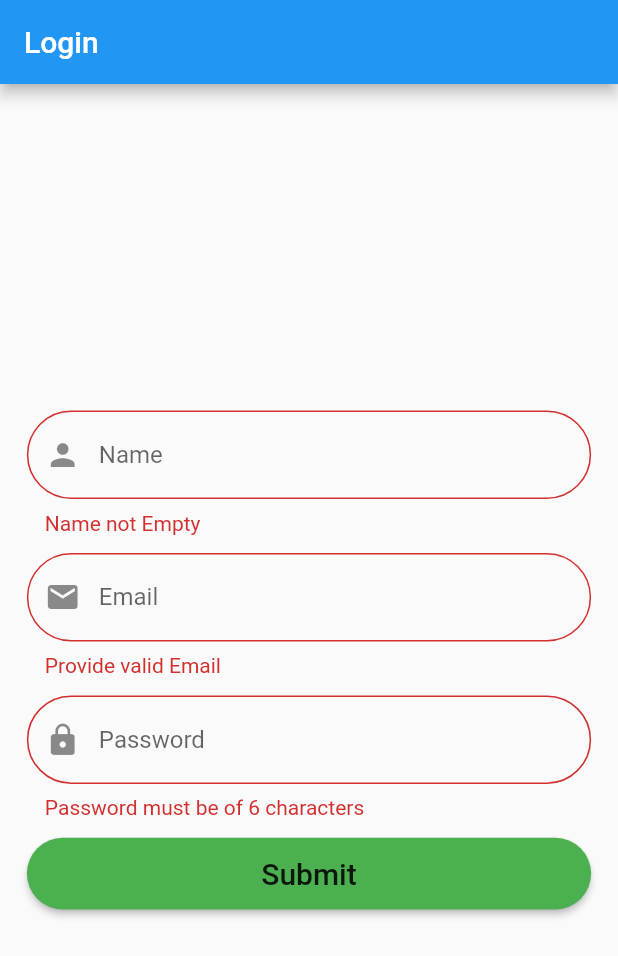
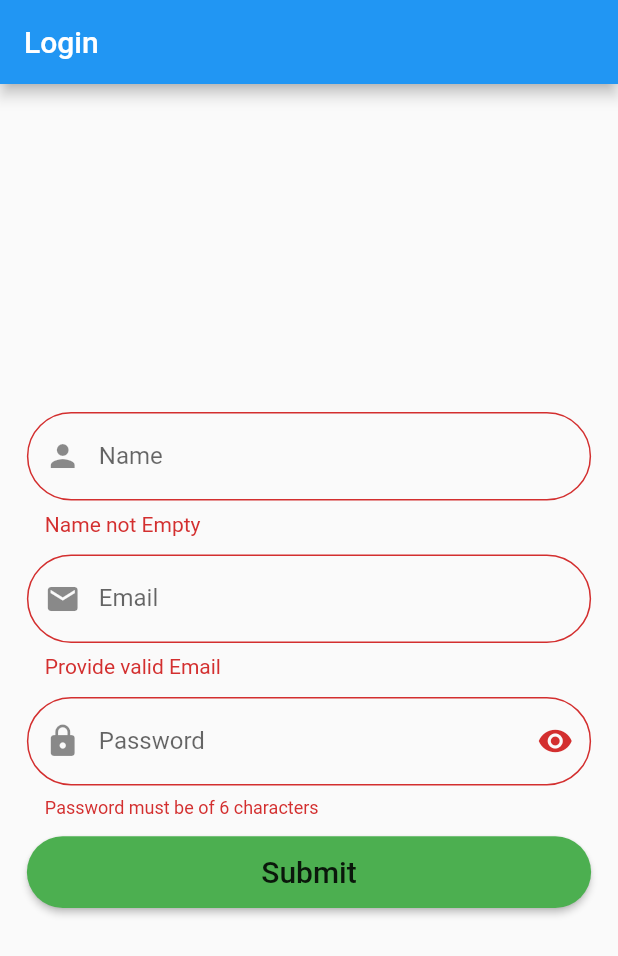
Before and after one commit to hakanpeksen/get_form, a Flutter app: the screen it shows after launch, after a tap on "Submit", on a phone screen of 412 x 824 dp. Shown: the top 956 px of the screen. Run offline on Flutter 3.47's test engine with Material 2 defaults, Android fonts, the phone set to English and light mode, and no system bars; our stand-ins replace flutter_screenutil, get, get_storage.

Commit message:
pasword_form ayrı component yapıldı, suffixIcon eklendi

```diff
--- a/lib/login_form/components/custom_textfield.dart
+++ b/lib/login_form/components/custom_textfield.dart
@@ -14,10 +14,12 @@ class CustomTextField extends StatelessWidget {
     this.keyboardType,
     this.onTap,
     this.onSaved,
+    this.labelText,
   }) : super(key: key);
 
   final Function(String)? changedValue;
   final String? hintText;
+  final String? labelText;
   final Widget? prefixIcon;
   final bool? isTextObscured;
   final String? Function(String?)? validator;
@@ -30,10 +32,12 @@ class CustomTextField extends StatelessWidget {
   Widget build(BuildContext context) {
     return TextFormField(
       decoration: InputDecoration(
+          labelText: labelText,
           hintText: hintText,
           errorStyle: const TextStyle(fontSize: UIHelper.space14),
           prefixIcon: prefixIcon,
           border: circleTextInputDecoration),
+
       validator: validator,
       controller: controller,
       keyboardType: keyboardType,
--- /dev/null
+++ b/lib/login_form/components/password_form_field.dart
@@ -0,0 +1,27 @@
+import 'package:flutter/material.dart';
+import 'package:get/get.dart';
+import '../../ui/shared/text_style.dart';
+import '../controller/login_controller.dart';
+
+final applogin = Get.find<LoginController>();
+
+class PasswordFormField extends TextFormField {
+  PasswordFormField(
+      {Key? key,
+      required String label,
+      required String? Function(String?)? validator,
+      required TextEditingController textEditingController})
+      : super(
+            key: key,
+            obscureText: applogin.isSecureText.value,
+            validator: validator,
+            decoration: InputDecoration(
+                labelText: 'Password',
+                prefixIcon: const Icon(Icons.lock),
+                border: circleTextInputDecoration,
+                suffixIcon: IconButton(
+                    onPressed: applogin.changeSecure,
+                    icon: Icon(
+                        applogin.isSecureText.value ? Icons.visibility : Icons.visibility_off))),
+            controller: textEditingController);
+}
--- a/lib/login_form/controller/login_controller.dart
+++ b/lib/login_form/controller/login_controller.dart
@@ -10,6 +10,8 @@ class LoginController extends GetxController {
   final loginFormKey = GlobalKey<FormState>();
   late TextEditingController nameController, emailController, passwordController;
   final service = Get.put(AppService());
+
+  var isSecureText = true.obs;
 
   @override
   void onInit() {
@@ -24,6 +26,11 @@ class LoginController extends GetxController {
     nameController.dispose();
     emailController.dispose();
     passwordController.dispose();
+  }
+
+  /// [password_form_field_component] change visibility
+  void changeSecure() {
+    isSecureText.toggle();
   }
 
   String? validateName(String? value) {
--- a/lib/login_form/view/home_view.dart
+++ b/lib/login_form/view/home_view.dart
@@ -8,6 +8,6 @@ class HomeView extends StatelessWidget {
   @override
   Widget build(BuildContext context) {
     final service = Get.find<AppService>();
-    return Scaffold(appBar: AppBar(title: Text('Welcome  ${service.name}')));
+    return Scaffold(appBar: AppBar(title: Text('Welcome  ${service.name.capitalize}')));
   }
 }
--- a/lib/login_form/view/login_view.dart
+++ b/lib/login_form/view/login_view.dart
@@ -1,10 +1,10 @@
 import 'package:flutter/material.dart';
 import 'package:flutter_screenutil/flutter_screenutil.dart';
 import 'package:get/get.dart';
-
 import '../../ui/shared/ui_helper.dart';
 import '../components/custom_elevatedbutton.dart';
 import '../components/custom_textfield.dart';
+import '../components/password_form_field.dart';
 import '../controller/login_controller.dart';
 
 class LoginView extends StatelessWidget {
@@ -35,6 +35,7 @@ class LoginView extends StatelessWidget {
           padding: EdgeInsets.all(15.h),
           child: Column(children: [
             CustomTextField(
+              labelText: 'Name',
               hintText: 'Name',
               prefixIcon: const Icon(Icons.person),
               controller: applogin.nameController,
@@ -43,20 +44,18 @@ class LoginView extends StatelessWidget {
             ),
             UIHelper.verticalSpace,
             CustomTextField(
+                labelText: 'Email',
                 hintText: 'Email',
                 prefixIcon: const Icon(Icons.email),
                 controller: applogin.emailController,
                 keyboardType: TextInputType.emailAddress,
                 validator: applogin.validateEmail),
             UIHelper.verticalSpace,
-            CustomTextField(
-              hintText: 'Password',
-              prefixIcon: const Icon(Icons.lock),
-              isTextObscured: true,
-              controller: applogin.passwordController,
-              keyboardType: TextInputType.visiblePassword,
-              validator: applogin.validatePassword,
-            ),
+            Obx(() => PasswordFormField(
+                  label: 'Password',
+                  textEditingController: applogin.passwordController,
+                  validator: applogin.validatePassword,
+                )),
             UIHelper.verticalSpace,
             SizedBox(
               height: 40.h,
```
Also changed, not shown: pubspec.lock.
